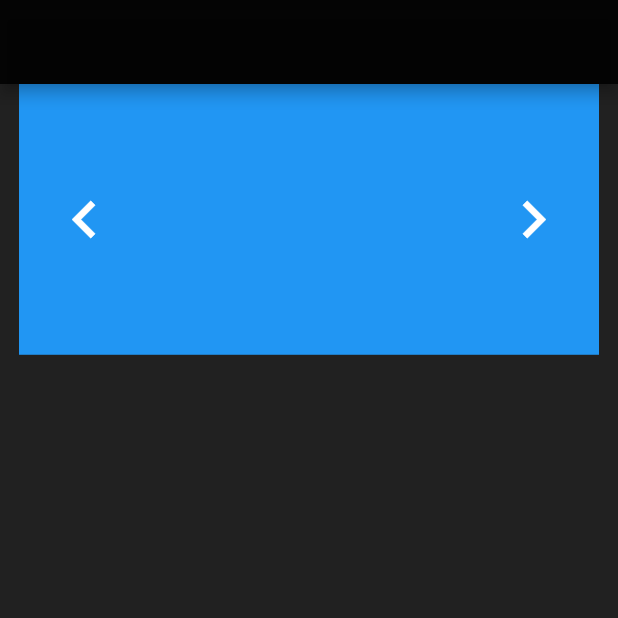
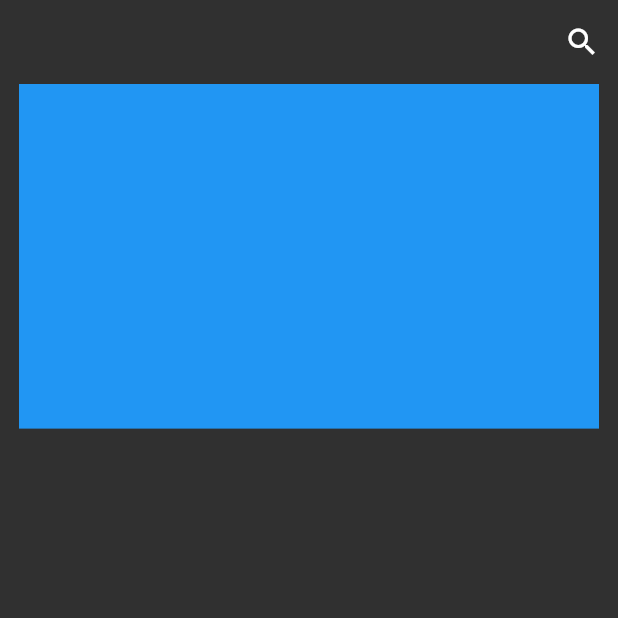
Before and after one commit to beaksickboy/mote, a Flutter app: the screen it shows after launch, on a phone screen of 412 x 824 dp, the top half of it. Run offline on Flutter 3.47's test engine with Material 2 defaults, Android fonts, the phone set to English and light mode, and no system bars.

Commit message:
update moview

```diff
--- a/lib/main.dart
+++ b/lib/main.dart
@@ -1,5 +1,6 @@
 import 'package:flutter/material.dart';
 import 'package:movie_web/screens/home_screen.dart';
+import 'package:movie_web/utils/color_util.dart';
 
 void main() => runApp(MyApp());
 
@@ -11,11 +12,17 @@ class MyApp extends StatelessWidget {
       title: 'Flutter Demo',
       theme: ThemeData(
         primarySwatch: Colors.deepPurple,
+        scaffoldBackgroundColor: ColorUtil.backgroundColor,
         appBarTheme: AppBarTheme(
-          color: Color.fromRGBO(0, 0, 0, 0.87),
+          color: ColorUtil.backgroundColor,
         ),
-        scaffoldBackgroundColor: Color.fromRGBO(0, 0, 0, 0.87)
-
+        // The displayColor is applied to display4, display3, display2, display1, and caption.
+        //  The bodyColor is applied to the remaining text styles.
+        textTheme: Theme.of(context).textTheme.apply(
+          bodyColor: Colors.white,
+          displayColor: Colors.white
+        ),
+        hintColor: Colors.grey
       ),
       home: HomeScreen(),
     );
--- a/lib/screens/home_screen.dart
+++ b/lib/screens/home_screen.dart
@@ -1,9 +1,11 @@
 import 'package:flutter/material.dart';
+import 'package:movie_web/screens/search_scren.dart';
 
+import 'package:movie_web/utils/color_util.dart';
 import 'package:movie_web/widgets/page_sliding.dart';
 
 class HomeScreen extends StatelessWidget {
-  final ratio = 118 / 55; // Width / Height
+  final ratio = 118 / 70; // Width / Height
   Widget _movieBanner(width) {
     return Container(
       width: width,
@@ -21,13 +23,23 @@ class HomeScreen extends StatelessWidget {
     final padding = size.width * paddingRatio;
 
     return Scaffold(
-      appBar: AppBar(),
+      appBar: AppBar(
+        // leading: ,
+        // Control size of shadow below the appBar
+        elevation: 0.0,
+        actions: <Widget>[
+          IconButton(
+            icon: Icon(Icons.search),
+            onPressed: () {
+              showSearch(context: context, delegate: SearchScreen());
+            },
+          )
+        ],
+      ),
       body: SingleChildScrollView(
         padding: EdgeInsets.symmetric(horizontal: padding),
         child: Column(
-          children: <Widget>[
-            _movieBanner(size.width - (padding * 2))
-          ],
+          children: <Widget>[_movieBanner(size.width - (padding * 2))],
         ),
       ),
     );
--- /dev/null
+++ b/lib/screens/search_scren.dart
@@ -0,0 +1,62 @@
+import 'package:flutter/material.dart';
+import 'package:movie_web/utils/color_util.dart';
+
+class SearchScreen extends SearchDelegate {
+
+  // Override default hint
+  @override
+  String get searchFieldLabel => 'Find your favorite anime';
+
+
+
+  // Override default appBarTheme
+  @override
+  ThemeData appBarTheme(BuildContext context) {
+    assert(context != null);
+    final ThemeData theme = Theme.of(context);
+    assert(theme != null);
+    return theme.copyWith(
+      primaryColor:  ColorUtil.backgroundColor, // Background color
+      primaryIconTheme: theme.primaryIconTheme.copyWith(color: Colors.grey),
+      primaryColorBrightness: Brightness.light,
+      primaryTextTheme: theme.textTheme.copyWith(),
+    );
+  }
+
+  @override
+  List<Widget> buildActions(BuildContext context) {
+    // if no text then dnot show clear button
+    return query.length > 0 ? [
+      IconButton(
+        icon: Icon(Icons.clear),
+        onPressed: () {
+          query = '';
+        },
+      )
+    ] : [];
+  }
+
+  @override
+  Widget buildLeading(BuildContext context) {
+    return IconButton(
+      icon: Icon(Icons.arrow_back),
+      onPressed: () {
+        close(context, null);
+      },
+    );
+  }
+
+  @override
+  Widget buildResults(BuildContext context) {
+    // Maybe add some filter view
+    // Show as ListTile, select a movie will navigate user to that moview detail
+    return Container();
+  }
+
+  @override
+  Widget buildSuggestions(BuildContext context) {
+    // Show search suggestion with Icon Icons.call_made
+    // Click on one row or hit search will show search result like Tiki
+    return Container();
+  }
+}
--- /dev/null
+++ b/lib/utils/color_util.dart
@@ -0,0 +1,6 @@
+import 'package:flutter/material.dart';
+
+class ColorUtil {
+  static final  Color backgroundColor = Colors.grey[850];
+
+}
--- a/lib/widgets/page_sliding.dart
+++ b/lib/widgets/page_sliding.dart
@@ -24,16 +24,11 @@ class _OnePageSlidingState extends State<OnePageSliding> {
         ),
         onPressed: () {
           final pageIndex = (_pageController.page - 1).toInt();
-          // print(_pageController.page);
-          // print(pageIndex);
-          // print(pageIndex);
-          // if (pageIndex >= 0) {
             _pageController.animateToPage(
               pageIndex >= 0 ? pageIndex : movies.length,
               curve: Curves.linear,
               duration: Duration(milliseconds: 500),
             );
-          // }
         },
       ),
     );
@@ -52,13 +47,11 @@ class _OnePageSlidingState extends State<OnePageSliding> {
         onPressed: () {
           final pageIndex = (_pageController.page + 1).toInt();
           print(pageIndex);
-          // if (pageIndex <= movies.length) {
             _pageController.animateToPage(
                pageIndex <= (movies.length - 1)  ? pageIndex : 0,
               curve: Curves.linear,
               duration: Duration(milliseconds: 500),
             );
-          // }
         },
       ),
     );
@@ -77,8 +70,8 @@ class _OnePageSlidingState extends State<OnePageSliding> {
             );
           },
         ),
-        _buttonLeft(),
-        _buttonRight()
+        // _buttonLeft(),
+        // _buttonRight()
       ],
     );
   }
```
Also changed, not shown: lib/mock-data/data.dart (added), 5 other files.
